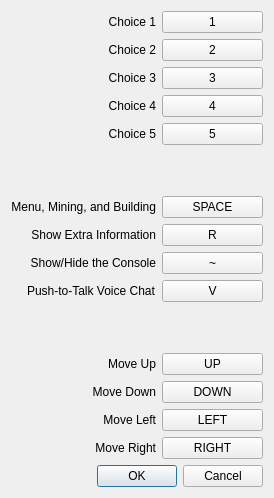
This is src/client/keymap.ui in dc2011/td as Qt 5 draws it before an edit. The edited form follows.
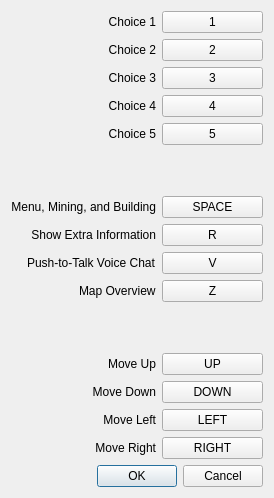
This is the edited form. Custom widgets are drawn as their Qt base class.

Diff of the .ui file:
```diff
--- a/src/client/keymap.ui
+++ b/src/client/keymap.ui
@@ -167,30 +167,13 @@
       </widget>
      </item>
      <item row="8" column="0">
-      <widget class="QLabel" name="lblConsole">
-       <property name="text">
-        <string>Show/Hide the Console</string>
-       </property>
-       <property name="alignment">
-        <set>Qt::AlignRight|Qt::AlignTrailing|Qt::AlignVCenter</set>
-       </property>
-      </widget>
-     </item>
-     <item row="8" column="1">
-      <widget class="td::KeyButton" name="btnConsole">
-       <property name="text">
-        <string>~</string>
-       </property>
-      </widget>
-     </item>
-     <item row="9" column="0">
       <widget class="QLabel" name="lblVoice">
        <property name="text">
         <string>Push-to-Talk Voice Chat</string>
        </property>
       </widget>
      </item>
-     <item row="9" column="1">
+     <item row="8" column="1">
       <widget class="td::KeyButton" name="btnVoice">
        <property name="text">
         <string>V</string>
@@ -220,6 +203,13 @@
        </property>
       </widget>
      </item>
+     <item row="11" column="1">
+      <widget class="td::KeyButton" name="btnArrowUp">
+       <property name="text">
+        <string>UP</string>
+       </property>
+      </widget>
+     </item>
      <item row="12" column="0">
       <widget class="QLabel" name="lblArrowDown">
        <property name="text">
@@ -271,10 +261,17 @@
        </property>
       </widget>
      </item>
-     <item row="11" column="1">
-      <widget class="td::KeyButton" name="btnArrowUp">
+     <item row="9" column="0">
+      <widget class="QLabel" name="lblZoom">
        <property name="text">
-        <string>UP</string>
+        <string>Map Overview</string>
+       </property>
+      </widget>
+     </item>
+     <item row="9" column="1">
+      <widget class="QPushButton" name="btnZoom">
+       <property name="text">
+        <string>Z</string>
        </property>
       </widget>
      </item>
```
